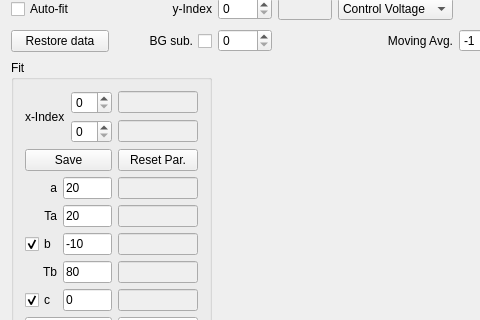
Above: Analysis_UI/mainwindow.ui from goluckyryan/nonLinearFit before the change; both pictures show x 0 to 480 and y 128 to 448 of the 961 by 717 pixel window. Below: the same form after it.
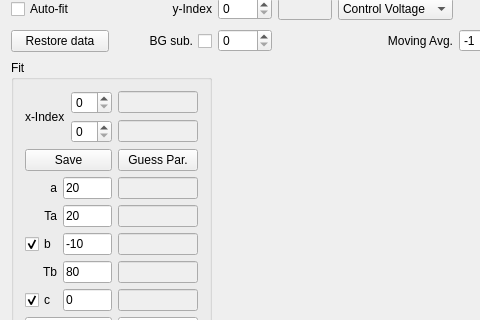
That is the form after the change. Custom widgets are drawn as their Qt base class.

Commit message: change Reset Par. to Guess Par

Patch:
```diff
--- a/Analysis_UI/mainwindow.ui
+++ b/Analysis_UI/mainwindow.ui
@@ -106,7 +106,7 @@
           <string>Estimate the fit paramters.</string>
          </property>
          <property name="text">
-          <string>Reset Par.</string>
+          <string>Guess Par.</string>
          </property>
         </widget>
        </item>
```
Left out of the diff: 6 changed lines with no effect on the pictures. The commit also changes 2 other files.
